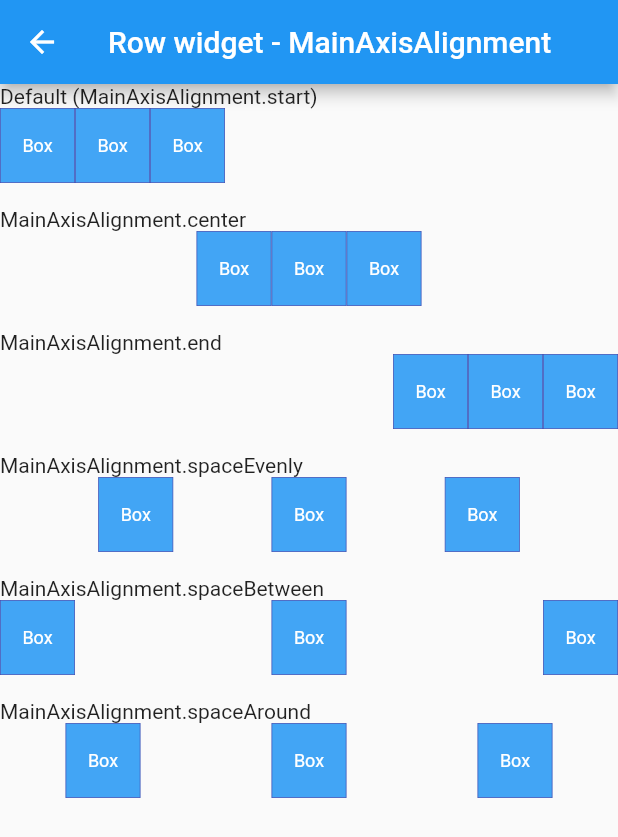
After one commit to KwonSoHyeun/flutter_ui, a Flutter app: the screen it shows after launch, after a tap on "Row widget", on a phone screen of 412 x 824 dp. The commit adds this screen. Shown: the top 837 px of the screen. Run offline on Flutter 3.47's test engine with Material 2 defaults, Android fonts, the phone set to English and light mode, and no system bars.

Commit message:
row widget page 추가함

```diff
--- a/flutter_ui_application/lib/main.dart
+++ b/flutter_ui_application/lib/main.dart
@@ -1,5 +1,6 @@
 import 'package:flutter/material.dart';
 import 'src/route/secondpage.dart';
+import 'src/row/row_widget.dart';
 
 void main() => runApp(MyApp());
 
@@ -34,9 +35,21 @@ class HomePage extends StatelessWidget {
             },
           ),
           ListTile(
+            title: Text("Row widget"),
+            subtitle: Text("가로 배열 레이아웃입니다."),
+            onTap: () {
+              Navigator.push(
+                  context,
+                  MaterialPageRoute(
+                      builder: (context) => RowWidgetMainAxisAlignment()));
+            },
+          ),
+
+          //
+          ListTile(
             title: Text("Other menus"),
             onTap: () {},
-          )
+          ),
         ].map((child) {
           return Card(
             child: child,
@@ -46,46 +59,3 @@ class HomePage extends StatelessWidget {
     );
   }
 }
-// Scaffold(
-//     appBar: AppBar(
-//       title: Text("Flutter layout demo"),
-//     ),
-//     body: Column(children: <Widget>[
-//       Container(
-//         margin: const EdgeInsets.only(left: 20, right: 20, top: 10),
-//         child: RaisedButton(
-//           color: Colors.blueGrey[300],
-//           child: Text(
-//             "Cloud Firestore",
-//             style: TextStyle(color: Colors.white),
-//           ),
-//           onPressed: () {
-//             //Navigator.push(context,
-//             //   MaterialPageRoute(builder: (context) => SecondRoute()));
-
-//             Navigator.of(context).push(
-//                 MaterialPageRoute(builder: (context) => SecondRoute()));
-//           },
-//         ),
-//       ),
-//       Container(
-//           margin: const EdgeInsets.only(left: 20, right: 20, top: 10),
-//           child: Column(children: <Widget>[])),
-//       Container(
-//           margin: const EdgeInsets.only(left: 20, right: 20, top: 10),
-//           child: Column(children: <Widget>[
-//             Container(
-//               height: 50,
-//               decoration: BoxDecoration(color: Colors.amber),
-//               child: Center(
-//                 child: Text(
-//                   "Other",
-//                   style: TextStyle(
-//                       color: Colors.blueGrey,
-//                       fontSize: 18,
-//                       fontWeight: FontWeight.bold),
-//                 ),
-//               ),
-//             ),
-//           ]))
-//     ])));
--- /dev/null
+++ b/flutter_ui_application/lib/src/row/row_widget.dart
@@ -0,0 +1,83 @@
+import 'package:flutter/material.dart';
+
+class RowWidgetMainAxisAlignment extends StatelessWidget {
+  @override
+  Widget build(BuildContext context) {
+    return Scaffold(
+      appBar: AppBar(title: Text("Row widget - MainAxisAlignment")),
+      body: ListView(
+        children: <Widget>[
+          Text("Default (MainAxisAlignment.start)"),
+          Container(
+            child: Row(
+              mainAxisAlignment: MainAxisAlignment.start,
+              children: <Widget>[
+                boxWidget(),
+                boxWidget(),
+                boxWidget(),
+              ],
+            ),
+          ),
+          Text("\nMainAxisAlignment.center"),
+          Row(
+            mainAxisAlignment: MainAxisAlignment.center,
+            children: <Widget>[
+              boxWidget(),
+              boxWidget(),
+              boxWidget(),
+            ],
+          ),
+          Text("\nMainAxisAlignment.end"),
+          Row(
+            mainAxisAlignment: MainAxisAlignment.end,
+            children: <Widget>[
+              boxWidget(),
+              boxWidget(),
+              boxWidget(),
+            ],
+          ),
+          Text("\nMainAxisAlignment.spaceEvenly"),
+          Row(
+            mainAxisAlignment: MainAxisAlignment.spaceEvenly,
+            children: <Widget>[
+              boxWidget(),
+              boxWidget(),
+              boxWidget(),
+            ],
+          ),
+          Text("\nMainAxisAlignment.spaceBetween"),
+          Row(
+            mainAxisAlignment: MainAxisAlignment.spaceBetween,
+            children: <Widget>[
+              boxWidget(),
+              boxWidget(),
+              boxWidget(),
+            ],
+          ),
+          Text("\nMainAxisAlignment.spaceAround"),
+          Row(
+            mainAxisAlignment: MainAxisAlignment.spaceAround,
+            children: <Widget>[
+              boxWidget(),
+              boxWidget(),
+              boxWidget(),
+            ],
+          ),
+        ],
+      ),
+    );
+  }
+
+  boxWidget() {
+    return Container(
+      height: 50,
+      width: 50,
+      decoration: BoxDecoration(
+          color: Colors.blue[400],
+          border: Border.all(color: Colors.indigo, width: 0.5)),
+      child: Center(
+          child:
+              Text("Box", style: TextStyle(fontSize: 12, color: Colors.white))),
+    );
+  }
+}
```
